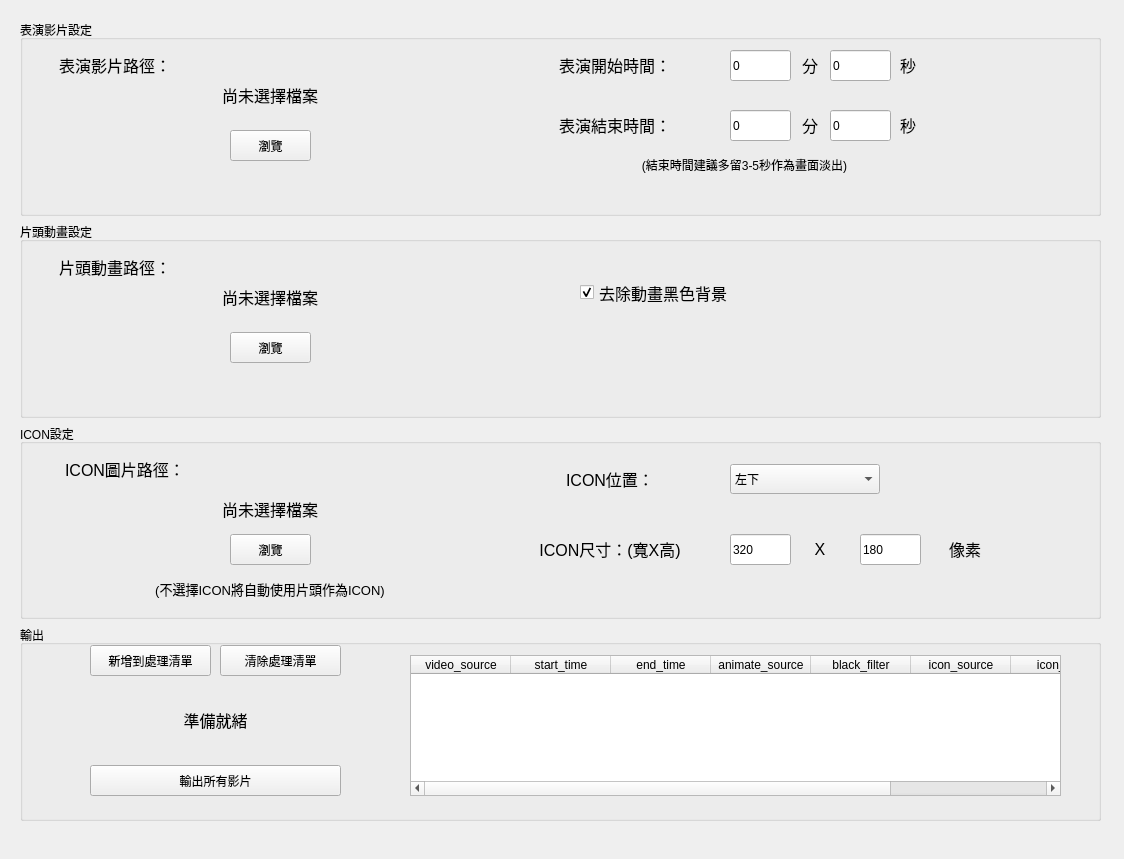
Qt form main.ui (Rushyuheng/video_auto_editor) before a commit.
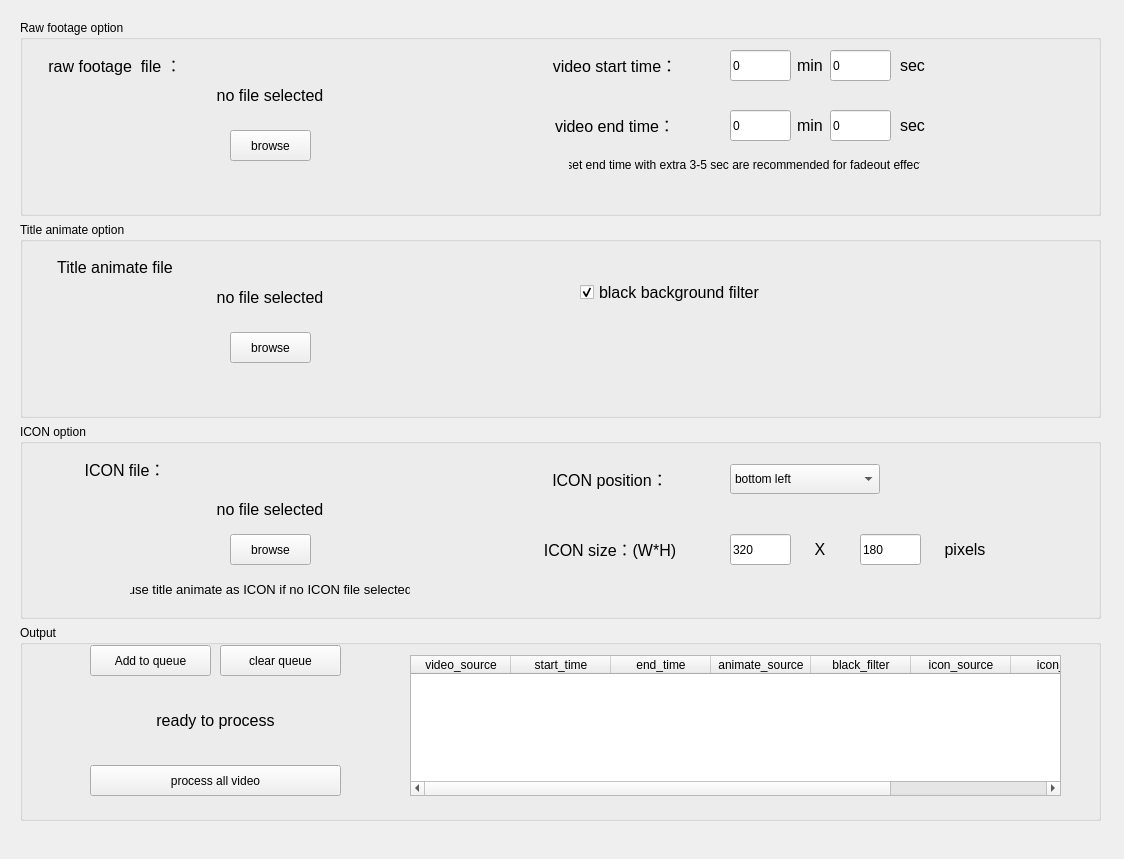
The same form after that commit.

```diff
--- a/main.ui
+++ b/main.ui
@@ -26,7 +26,7 @@
     <item>
      <widget class="QGroupBox" name="groupBox_2">
       <property name="title">
-       <string>表演影片設定</string>
+       <string>Raw footage option</string>
       </property>
       <widget class="QLineEdit" name="start_sec">
        <property name="geometry">
@@ -56,7 +56,7 @@
         </font>
        </property>
        <property name="text">
-        <string>表演結束時間：</string>
+        <string>video end time：</string>
        </property>
        <property name="alignment">
         <set>Qt::AlignCenter</set>
@@ -77,7 +77,7 @@
         </font>
        </property>
        <property name="text">
-        <string>尚未選擇檔案</string>
+        <string>no file selected</string>
        </property>
        <property name="alignment">
         <set>Qt::AlignCenter</set>
@@ -93,7 +93,7 @@
         </rect>
        </property>
        <property name="text">
-        <string>瀏覽</string>
+        <string>browse</string>
        </property>
       </widget>
       <widget class="QLabel" name="label_6">
@@ -111,7 +111,7 @@
         </font>
        </property>
        <property name="text">
-        <string>秒</string>
+        <string>sec</string>
        </property>
        <property name="alignment">
         <set>Qt::AlignLeading|Qt::AlignLeft|Qt::AlignVCenter</set>
@@ -132,7 +132,7 @@
         </font>
        </property>
        <property name="text">
-        <string>分</string>
+        <string>min</string>
        </property>
        <property name="alignment">
         <set>Qt::AlignCenter</set>
@@ -153,7 +153,7 @@
         </font>
        </property>
        <property name="text">
-        <string>秒</string>
+        <string>sec</string>
        </property>
        <property name="alignment">
         <set>Qt::AlignLeading|Qt::AlignLeft|Qt::AlignVCenter</set>
@@ -203,7 +203,7 @@
         </font>
        </property>
        <property name="text">
-        <string>(結束時間建議多留3-5秒作為畫面淡出)</string>
+        <string>(set end time with extra 3-5 sec are recommended for fadeout effect)</string>
        </property>
        <property name="alignment">
         <set>Qt::AlignCenter</set>
@@ -224,7 +224,7 @@
         </font>
        </property>
        <property name="text">
-        <string>表演影片路徑：</string>
+        <string>raw footage  file ：</string>
        </property>
        <property name="alignment">
         <set>Qt::AlignCenter</set>
@@ -245,7 +245,7 @@
         </font>
        </property>
        <property name="text">
-        <string>表演開始時間：</string>
+        <string>video start time：</string>
        </property>
        <property name="textFormat">
         <enum>Qt::PlainText</enum>
@@ -282,7 +282,7 @@
         </font>
        </property>
        <property name="text">
-        <string>分</string>
+        <string>min</string>
        </property>
        <property name="alignment">
         <set>Qt::AlignCenter</set>
@@ -293,7 +293,7 @@
     <item>
      <widget class="QGroupBox" name="groupBox">
       <property name="title">
-       <string>片頭動畫設定</string>
+       <string>Title animate option</string>
       </property>
       <widget class="QPushButton" name="choose_animate">
        <property name="geometry">
@@ -305,7 +305,7 @@
         </rect>
        </property>
        <property name="text">
-        <string>瀏覽</string>
+        <string>browse</string>
        </property>
       </widget>
       <widget class="QLabel" name="label_5">
@@ -323,7 +323,7 @@
         </font>
        </property>
        <property name="text">
-        <string>片頭動畫路徑：</string>
+        <string>Title animate file</string>
        </property>
        <property name="alignment">
         <set>Qt::AlignCenter</set>
@@ -344,7 +344,7 @@
         </font>
        </property>
        <property name="text">
-        <string>尚未選擇檔案</string>
+        <string>no file selected</string>
        </property>
        <property name="alignment">
         <set>Qt::AlignCenter</set>
@@ -365,7 +365,7 @@
         </font>
        </property>
        <property name="text">
-        <string>去除動畫黑色背景</string>
+        <string>black background filter</string>
        </property>
        <property name="checked">
         <bool>true</bool>
@@ -379,7 +379,7 @@
     <item>
      <widget class="QGroupBox" name="groupBox_3">
       <property name="title">
-       <string>ICON設定</string>
+       <string>ICON option</string>
       </property>
       <widget class="QLabel" name="label_9">
        <property name="geometry">
@@ -396,7 +396,7 @@
         </font>
        </property>
        <property name="text">
-        <string>(不選擇ICON將自動使用片頭作為ICON)</string>
+        <string>(use title animate as ICON if no ICON file selected)</string>
        </property>
        <property name="alignment">
         <set>Qt::AlignCenter</set>
@@ -412,7 +412,7 @@
         </rect>
        </property>
        <property name="text">
-        <string>瀏覽</string>
+        <string>browse</string>
        </property>
       </widget>
       <widget class="QLabel" name="label_8">
@@ -430,7 +430,7 @@
         </font>
        </property>
        <property name="text">
-        <string>ICON圖片路徑：</string>
+        <string>ICON file：</string>
        </property>
        <property name="alignment">
         <set>Qt::AlignCenter</set>
@@ -451,7 +451,7 @@
         </font>
        </property>
        <property name="text">
-        <string>尚未選擇檔案</string>
+        <string>no file selected</string>
        </property>
        <property name="alignment">
         <set>Qt::AlignCenter</set>
@@ -471,7 +471,7 @@
        </property>
        <item>
         <property name="text">
-         <string>左下</string>
+         <string>bottom left</string>
         </property>
        </item>
        <item>
@@ -505,7 +505,7 @@
         </font>
        </property>
        <property name="text">
-        <string>ICON位置：</string>
+        <string>ICON position：</string>
        </property>
        <property name="textFormat">
         <enum>Qt::PlainText</enum>
@@ -529,7 +529,7 @@
         </font>
        </property>
        <property name="text">
-        <string>ICON尺寸：(寬X高)</string>
+        <string>ICON size：(W*H)</string>
        </property>
        <property name="textFormat">
         <enum>Qt::PlainText</enum>
@@ -569,7 +569,7 @@
         </font>
        </property>
        <property name="text">
-        <string>像素</string>
+        <string>pixels</string>
        </property>
        <property name="textFormat">
         <enum>Qt::PlainText</enum>
@@ -620,7 +620,7 @@
     <item>
      <widget class="QGroupBox" name="groupBox_4">
       <property name="title">
-       <string>輸出</string>
+       <string>Output</string>
       </property>
       <widget class="QLabel" name="status">
        <property name="geometry">
@@ -637,7 +637,7 @@
         </font>
        </property>
        <property name="text">
-        <string>準備就緒</string>
+        <string>ready to process</string>
        </property>
        <property name="alignment">
         <set>Qt::AlignCenter</set>
@@ -653,7 +653,7 @@
         </rect>
        </property>
        <property name="text">
-        <string>輸出所有影片</string>
+        <string>process all video</string>
        </property>
       </widget>
       <widget class="QPushButton" name="add_queue">
@@ -666,7 +666,7 @@
         </rect>
        </property>
        <property name="text">
-        <string>新增到處理清單</string>
+        <string>Add to queue</string>
        </property>
       </widget>
       <widget class="QTableWidget" name="processqueue">
@@ -729,7 +729,7 @@
         </rect>
        </property>
        <property name="text">
-        <string>清除處理清單</string>
+        <string>clear queue</string>
        </property>
       </widget>
      </widget>
```
Left out of the diff: 6 changed lines with no effect on the pictures.
